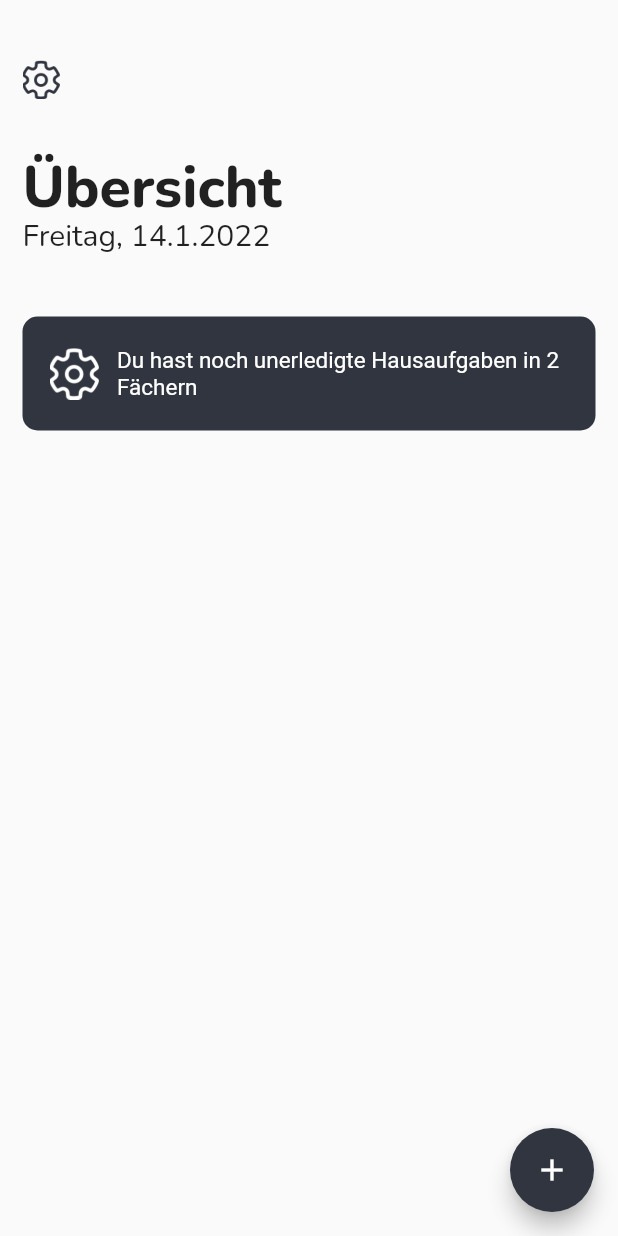
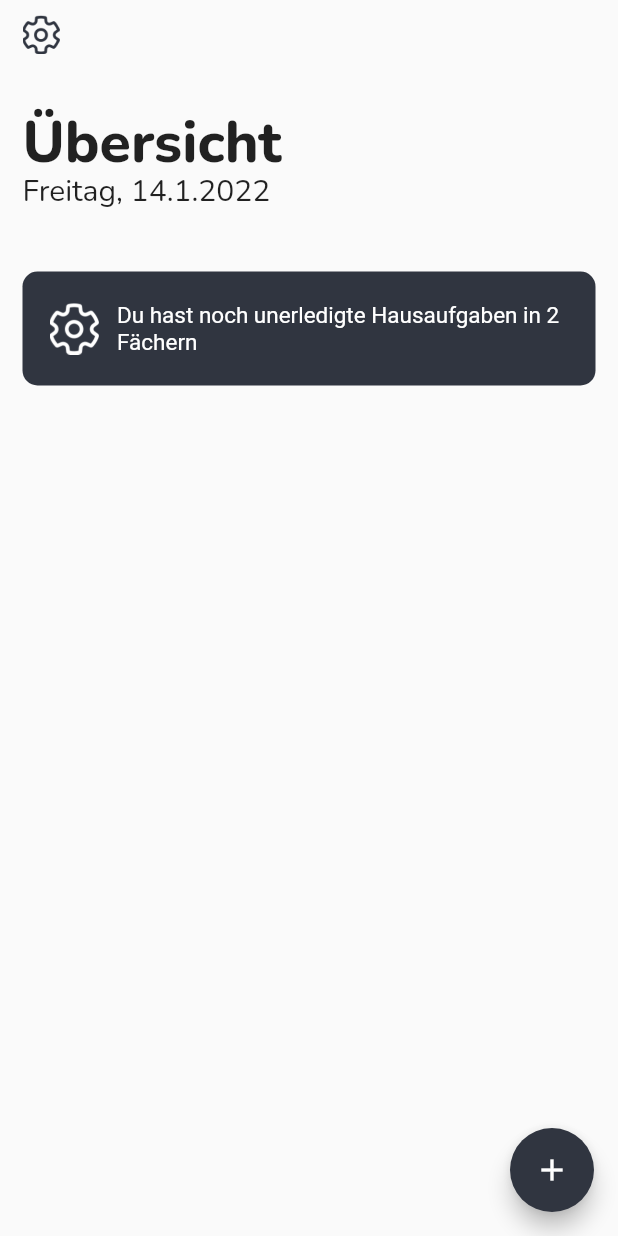
Before and after one commit to brainHausaufgaben/app, a Flutter app: the screen it shows after launch, on a phone screen of 412 x 824 dp. Run offline on Flutter 3.47's test engine with Material 2 defaults, Android fonts, the phone set to English and light mode, and no system bars.

Commit message:
Seiten sind jetzt noch allgemeiner und das template kann wirklich wieder verwendet werden. Das padding oben geht jetzt auch auf allen geräten also auch desktop

```diff
--- a/lib/Pages/page_template.dart
+++ b/lib/Pages/page_template.dart
@@ -39,7 +39,7 @@ class _PageTemplateState extends State<PageTemplate> {
   Widget build(BuildContext context) {
     return Scaffold(
       body: Padding(
-        padding: const EdgeInsets.only(left: 15, top: 40, right: 15, bottom: 25),
+        padding: EdgeInsets.only(left: 15, top: MediaQuery.of(context).viewPadding.top + 10, right: 15, bottom: 25),
         child:Column(
           crossAxisAlignment: CrossAxisAlignment.start,
           children: <Widget>[
```
